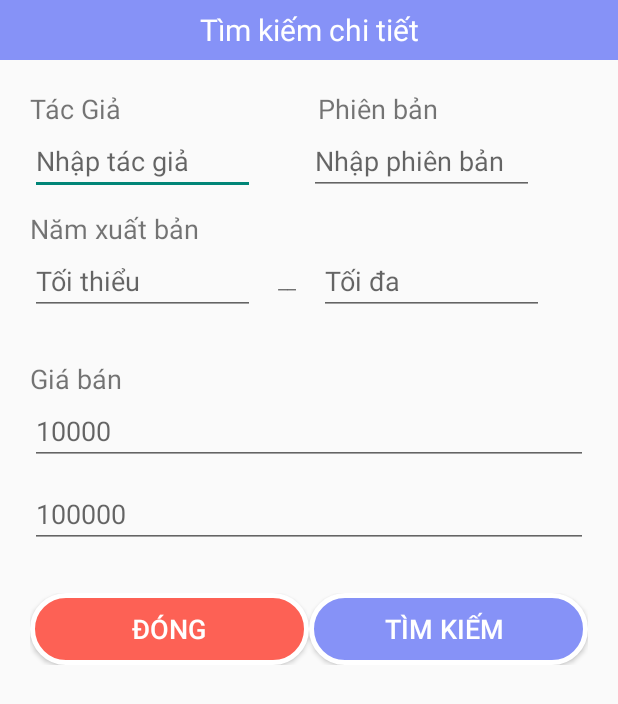
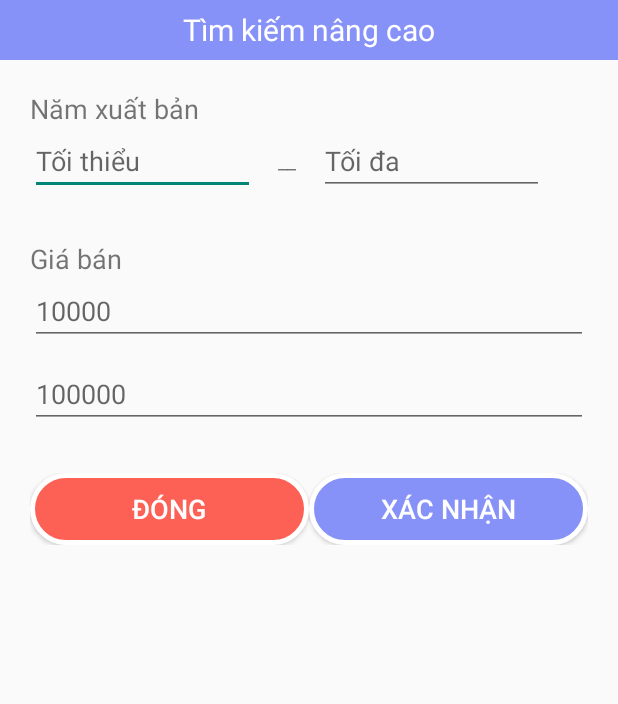
Before and after one commit to minhchien137/BookStore, an Android app: the layout activity_filter_custom_dialog.xml on its own in the app's theme, with its tools: preview values and no code run, on a phone screen of 412 x 824 dp. Shown: the top 704 px of the screen. Run offline under Robolectric (Android 15) with nearby library versions, the phone set to English and light mode, and no system bars.

Commit message:
Done Tim Kiem

```diff
--- a/app/src/main/java/com/minhchien/bookstore/SearchFragment.java
+++ b/app/src/main/java/com/minhchien/bookstore/SearchFragment.java
@@ -64,7 +64,7 @@ public class SearchFragment extends Fragment {
     }
     private void queryDB(String search){
         Query query = database.getReference("Books")
-                .orderByChild("title").startAt(search);
+                .orderByChild("titleBook").startAt(search);
         query.addListenerForSingleValueEvent(new ValueEventListener() {
             @Override
             public void onDataChange(@NonNull DataSnapshot snapshot) {
--- a/app/src/main/java/com/minhchien/bookstore/ui/FilterCustomDialog.java
+++ b/app/src/main/java/com/minhchien/bookstore/ui/FilterCustomDialog.java
@@ -37,8 +37,6 @@ public class FilterCustomDialog extends DialogFragment {
     private EditText txtEndYear;
     private EditText txtMinPrice;
 
-    private EditText txtTacGia, txtVersion;
-
     private EditText txtMaxPrice;
     private Button btnFilter;
     private Button btnClose;
@@ -76,8 +74,6 @@ public class FilterCustomDialog extends DialogFragment {
             txtMaxPrice = view.findViewById(R.id.dialog_txt_maxPrice);
             btnClose = view.findViewById(R.id.dialog_btn_close);
             btnFilter = view.findViewById(R.id.dialog_btn_filter);
-            txtTacGia = view.findViewById(R.id.dialog_txt_author);
-            txtVersion = view.findViewById(R.id.dialog_txt_version);
 
         }
         btnClose.setOnClickListener(new View.OnClickListener() {
@@ -93,8 +89,6 @@ public class FilterCustomDialog extends DialogFragment {
                 String y2 = txtEndYear.getText().toString();
                 String p1 = txtMinPrice.getText().toString();
                 String p2 = txtMaxPrice.getText().toString();
-                String author = txtTacGia.getText().toString();
-                String version = txtVersion.getText().toString();
                 filterSearch(y1,y2,p1,p2);
             }
         });
@@ -140,11 +134,11 @@ public class FilterCustomDialog extends DialogFragment {
         if(listBooks != null)
             listBooks.clear();
         if(type == 1){
-            query = database.getReference("Books").orderByChild("year").startAt(startYear).endAt(endYear);
+            query = database.getReference("Books").orderByChild("yearBook").startAt(startYear).endAt(endYear);
             getData(query,1);
         }
         else if(type == 2){
-            query = database.getReference("Books").orderByChild("price").startAt(minPrice).endAt(maxPrice);
+            query = database.getReference("Books").orderByChild("priceBook").startAt(minPrice).endAt(maxPrice);
             getData(query,2);
         }
         else{
--- a/app/src/main/res/layout/activity_filter_custom_dialog.xml
+++ b/app/src/main/res/layout/activity_filter_custom_dialog.xml
@@ -11,64 +11,9 @@
         android:gravity="center"
         android:textSize="20sp"
         android:textColor="@color/white"
-        android:background="@color/purple"
-        android:text="Tìm kiếm chi tiết"
+        android:background="@color/primary_color"
+        android:text="Tìm kiếm nâng cao"
         android:layout_marginBottom="@dimen/activity_horizontal_margin"></TextView>
-
-    <LinearLayout
-        android:layout_width="match_parent"
-        android:layout_height="wrap_content"
-        android:orientation="horizontal"
-        android:paddingRight="20dp"
-        android:paddingBottom="10dp"
-        android:paddingLeft="20dp">
-
-        <LinearLayout
-            android:layout_width="0dp"
-            android:layout_height="wrap_content"
-            android:layout_weight="1"
-            android:orientation="vertical">
-
-            <TextView
-                android:layout_width="wrap_content"
-                android:layout_height="wrap_content"
-                android:text="Tác Giả"
-                android:layout_gravity="left"
-                android:textSize="18sp"/>
-
-            <EditText
-                android:id="@+id/dialog_txt_author"
-                android:layout_width="150dp"
-                android:layout_height="wrap_content"
-                android:hint="Nhập tác giả"/>
-
-        </LinearLayout>
-
-        <LinearLayout
-            android:layout_width="0dp"
-            android:layout_height="wrap_content"
-            android:layout_weight="1"
-            android:orientation="vertical">
-
-            <TextView
-                android:layout_width="wrap_content"
-                android:layout_height="wrap_content"
-                android:text="Phiên bản"
-                android:layout_gravity="right"
-                android:paddingRight="100dp"
-                android:textSize="18sp"/>
-
-            <EditText
-                android:id="@+id/dialog_txt_version"
-                android:layout_width="150dp"
-                android:layout_height="wrap_content"
-                android:hint="Nhập phiên bản"/>
-
-        </LinearLayout>
-
-    </LinearLayout>
-
-
     <LinearLayout
         android:layout_width="match_parent"
         android:layout_height="wrap_content"
@@ -159,7 +104,6 @@
             android:layout_height="wrap_content"
             android:background="@drawable/custom_button2"
             android:textColor="@color/white"
-
             android:textSize="18sp"
             android:text="Đóng"></Button>
         <Button
@@ -170,6 +114,6 @@
             android:background="@drawable/custom_button"
             android:textColor="@color/white"
             android:textSize="18sp"
-            android:text="Tìm Kiếm "></Button>
+            android:text="Xác nhận"></Button>
     </LinearLayout>
 </LinearLayout>
```
